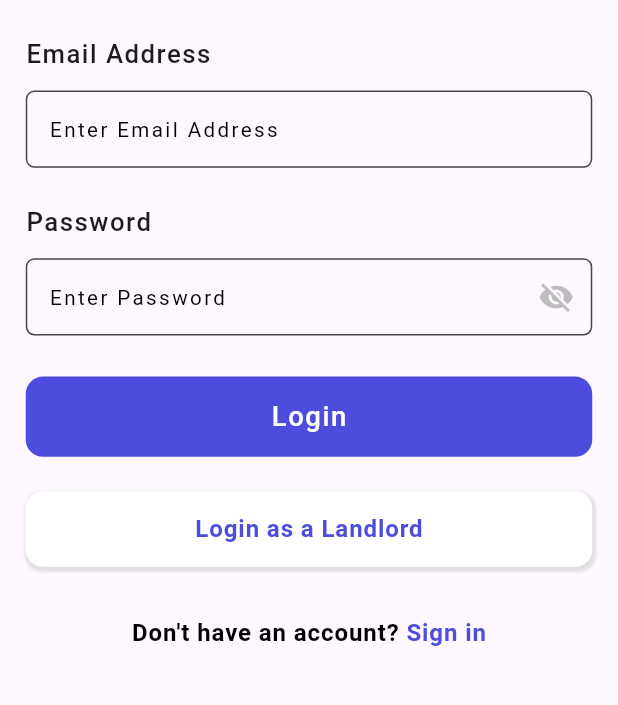
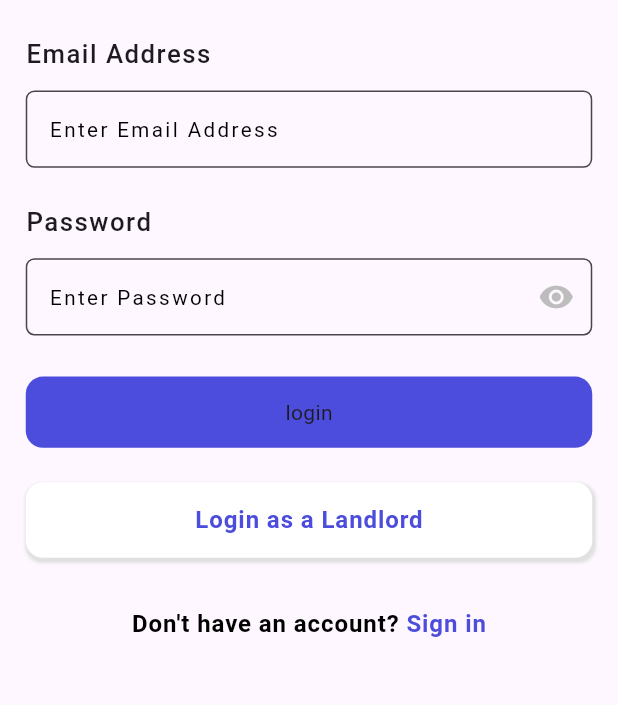
Before and after one commit to Milan39/rental_app, a Flutter app: the LoginScreen screen opened directly, on a phone screen of 412 x 824 dp, the part 206-911 px from its top. Run offline on Flutter 3.47's test engine with Material 3 defaults, Android fonts, the light colour scheme and no system bars; drawn by our look-alikes of flutter_form_builder; our stand-ins replace animated_bottom_navigation_bar, connectivity_plus, dio, equatable, flutter_bloc, flutter_dotenv and 10 more; accounts and stored records are empty; statements that could not run were skipped.

Commit message:
UI completed

```diff
--- /dev/null
+++ b/lib/auth/cubit/login_cubit.dart
@@ -0,0 +1,60 @@
+import 'package:dio/dio.dart';
+import 'package:flutter/widgets.dart';
+import 'package:flutter_bloc/flutter_bloc.dart';
+import 'package:flutter_form_builder/flutter_form_builder.dart';
+import 'package:ghar_bhada/core/storage/storage.dart';
+import 'login_state.dart';
+
+class LoginCubit extends Cubit<LoginState> {
+  final SecureStorage secureStorage;
+  // final AuthRepository authRepository;
+  final GlobalKey<FormBuilderState> formKey = GlobalKey<FormBuilderState>();
+
+  LoginCubit({
+    // required this.authRepository,
+    required this.secureStorage,
+  }) : super(const LoginState()) {
+    // checkAuthenticationStatus();
+  }
+
+  Future<void> authenticate() async {
+    if (formKey.currentState!.isValid) {
+      emit(state.copyWith(status: Status.authenticating));
+      // final loginPayload = LoginPayloadModel(
+      //   username: formKey.currentState!.value['email'],
+      //   password: formKey.currentState!.value['password'],
+      // );
+      try {
+        // final loginResponse = await authRepository.loginUser(loginPayload);
+        // // Save user
+        // await secureStorage.writeUser(UserEntity(
+        //   id: loginResponse.user.id,
+        //   fullName: loginResponse.user.fullName,
+        //   accessToken: loginResponse.access,
+        //   refreshToken: loginResponse.refresh,
+        //   avatar: loginResponse.user.avatar,
+        // ));
+        emit(state.copyWith(status: Status.authenticated));
+      } on DioException catch (e) {
+        formKey.currentState?.fields['password']?.invalidate(e.toString());
+        emit(state.copyWith(
+          status: Status.unauthenticated,
+          message: e.toString(),
+        ));
+      }
+    }
+  }
+
+// to check login status
+//   Future<void> checkAuthenticationStatus() async {
+//     final userEntity = await secureStorage.readUser();
+//     final bool isAuthenticated = userEntity != null;
+//     emit(state.copyWith(
+//         status:
+//             isAuthenticated ? Status.authenticated : Status.unauthenticated));
+//   }
+
+  void togglePasswordVisibility() {
+    emit(state.copyWith(hidePassword: !state.hidePassword));
+  }
+}
--- a/lib/auth/entities/auth_entity.dart
+++ b/lib/auth/entities/auth_entity.dart
@@ -1,4 +1,5 @@
 import 'package:freezed_annotation/freezed_annotation.dart';
+
 part 'auth_entity.freezed.dart';
 part 'auth_entity.g.dart';
 @freezed
--- a/lib/auth/login/screen/login_screen.dart
+++ /dev/null
@@ -1,232 +0,0 @@
-import 'package:flutter/cupertino.dart';
-import 'package:flutter/material.dart';
-import 'package:flutter_bloc/flutter_bloc.dart';
-import 'package:flutter_form_builder/flutter_form_builder.dart';
-import 'package:flutter_screenutil/flutter_screenutil.dart';
-import 'package:form_builder_validators/form_builder_validators.dart';
-import 'package:ghar_bhada/auth/login/cubit/login_cubit.dart';
-import 'package:ghar_bhada/auth/login/cubit/login_state.dart';
-import 'package:ghar_bhada/core/constant.dart';
-import 'package:ghar_bhada/core/material/field_decorations.dart';
-import 'package:go_router/go_router.dart';
-import 'package:google_fonts/google_fonts.dart';
-import 'package:logger/logger.dart';
-
-import '../../../injection_container.dart';
-
-var logger = Logger(
-  printer: PrettyPrinter(),
-);
-
-class LoginScreen extends StatelessWidget {
-  const LoginScreen({super.key});
-
-  @override
-  Widget build(BuildContext context) {
-    return BlocProvider(
-      create: (context) => sl<LoginCubit>(),
-      child: Scaffold(
-        body: SingleChildScrollView(
-          physics: const BouncingScrollPhysics(),
-          child: SafeArea(
-            child: BlocConsumer<LoginCubit, LoginState>(
-              listener: (context, state) async {
-                if (state.status == Status.authenticated) {
-                  context.pushNamed('home');
-                }
-              },
-              builder: (context, state) {
-                return Center(
-                  child: Column(
-                    children: [
-                      Image.asset(
-                        'assets/images/logo.png',
-                        height: 60.h,
-                      ),
-                      FormBuilder(
-                        key: context.read<LoginCubit>().formKey,
-                        child: Padding(
-                          padding: EdgeInsets.symmetric(
-                              horizontal: 15.r, vertical: 20.r),
-                          child: Column(
-                            crossAxisAlignment: CrossAxisAlignment.start,
-                            children: [
-                              Text(
-                                "Email Address",
-                                style: Theme.of(context)
-                                    .textTheme
-                                    .bodyLarge!
-                                    .copyWith(
-                                      fontWeight: FontWeight.w500,
-                                      letterSpacing: 1,
-                                      fontSize: 15.sp,
-                                    ),
-                              ),
-                              SizedBox(height: 5.h),
-                              FormBuilderTextField(
-                                name: 'email',
-                                autovalidateMode:
-                                    AutovalidateMode.onUserInteraction,
-                                keyboardType: TextInputType.emailAddress,
-                                style: Theme.of(context).textTheme.bodyLarge,
-                                cursorColor: kPrimaryRed,
-                                decoration: textFieldDecoration(
-                                  hintText: 'Enter Email Address',
-                                ),
-                                validator: FormBuilderValidators.compose(
-                                  [
-                                    // FormBuilderValidators.required(),
-                                    // FormBuilderValidators.email(),
-                                  ],
-                                ),
-                              ),
-                              SizedBox(height: 10.h),
-                              Text(
-                                "Password",
-                                style: Theme.of(context)
-                                    .textTheme
-                                    .bodyLarge!
-                                    .copyWith(
-                                      fontWeight: FontWeight.w500,
-                                      letterSpacing: 1,
-                                      fontSize: 15.sp,
-                                    ),
-                              ),
-                              SizedBox(height: 5.h),
-                              FormBuilderTextField(
-                                name: 'password',
-                                autovalidateMode:
-                                    AutovalidateMode.onUserInteraction,
-                                style: Theme.of(context).textTheme.bodyLarge,
-                                decoration: passwordFieldDecoration(
-                                  hintText: 'Enter Password',
-                                  suffixIcon: IconButton(
-                                    icon: Icon(
-                                      state.hidePassword
-                                          ? Icons.visibility_off
-                                          : Icons.visibility,
-                                      color: Colors.grey.shade400,
-                                    ),
-                                    onPressed: () {
-                                      context
-                                          .read<LoginCubit>()
-                                          .togglePasswordVisibility();
-                                    },
-                                  ),
-                                ),
-                                obscureText: state.hidePassword,
-                                validator: FormBuilderValidators.compose([
-                                  // FormBuilderValidators.required(),
-                                ]),
-                              ),
-                              SizedBox(height: 12.h),
-                              InkWell(
-                                onTap: () {
-                                  context.pushNamed('home');
-                                },
-                                child: Container(
-                                  width: double.infinity,
-                                  padding: EdgeInsets.all(12.r),
-                                  decoration: BoxDecoration(
-                                    color: kPrimaryPurple,
-                                    borderRadius: BorderRadius.circular(10.r),
-                                  ),
-                                  child: Center(child: loginButton(state)),
-                                ),
-                              ),
-                              SizedBox(height: 10.h),
-                              InkWell(
-                                onTap: () {
-                                  //   TODO
-                                },
-                                child: Container(
-                                  width: double.infinity,
-                                  padding: EdgeInsets.all(12.r),
-                                  decoration: BoxDecoration(
-                                    color: Colors.white,
-                                    borderRadius: BorderRadius.circular(10.r),
-                                    boxShadow: [
-                                      BoxShadow(
-                                        color: Colors.grey[300]!,
-                                        offset: const Offset(1, 2),
-                                        spreadRadius: 1,
-                                        blurRadius: 1,
-                                      )
-                                    ],
-                                  ),
-                                  child: Center(
-                                    child: Text(
-                                      "Login as a Landlord",
-                                      style: GoogleFonts.roboto(
-                                        fontWeight: FontWeight.w600,
-                                        letterSpacing: 0.6,
-                                        fontSize: 14.sp,
-                                        color: kPrimaryPurple,
-                                      ),
-                                    ),
-                                  ),
-                                ),
-                              ),
-                              SizedBox(height: 15.h),
-                              GestureDetector(
-                                onTap: () {
-                                  context.pushNamed('signup');
-                                },
-                                child: Center(
-                                  child: RichText(
-                                    text: TextSpan(
-                                      text: "Don't have an account? ",
-                                      style: GoogleFonts.roboto(
-                                        fontWeight: FontWeight.w600,
-                                        letterSpacing: 0.6,
-                                        fontSize: 14.sp,
-                                        color: Colors.black,
-                                      ),
-                                      children: [
-                                        TextSpan(
-                                          text: "Sign in",
-                                          style: GoogleFonts.roboto(
-                                            fontWeight: FontWeight.w600,
-                                            letterSpacing: 0.6,
-                                            fontSize: 14.sp,
-                                            color: kPrimaryPurple,
-                                          ),
-                                        ),
-                                      ],
-                                    ),
-                                  ),
-                                ),
-                              )
-                            ],
-                          ),
-                        ),
-                      )
-                    ],
-                  ),
-                );
-              },
-            ),
-          ),
-        ),
-      ),
-    );
-  }
-
-  Widget loginButton(state) {
-    if (state.status == Status.authenticating) {
-      return const CupertinoActivityIndicator(
-        radius: 12,
-        color: Colors.white,
-      );
-    }
-    return Text(
-      "Login",
-      style: GoogleFonts.roboto(
-        fontWeight: FontWeight.w500,
-        letterSpacing: 1,
-        fontSize: 16.sp,
-        color: Colors.white,
-      ),
-    );
-  }
-}
--- a/lib/auth/repository/auth_repository.dart
+++ b/lib/auth/repository/auth_repository.dart
@@ -1,17 +1,15 @@
-import 'package:ghar_bhada/auth/models/auth_model.dart';
-import 'package:ghar_bhada/core/dio/api_client.dart';
-
-class AuthRepository {
-  final ApiClient apiClient;
-
-  AuthRepository({required this.apiClient});
-
-  // Login
-  Future<LoginResponseModel> loginUser(
-      LoginPayloadModel loginPayloadModel) async {
-    final response = await apiClient.dio.post("v1/auth/organizer-staff/login",
-        data: loginPayloadModel.toJson());
-    return LoginResponseModel.fromJson(response.data);
-  }
-
-}
+// import 'package:ghar_bhada/auth/models/auth_model.dart';
+// import 'package:ghar_bhada/core/dio/api_client.dart';
+//
+// class AuthRepository {
+//   final ApiClient apiClient;
+//
+//   AuthRepository({required this.apiClient});
+//   Future<LoginResponseModel> loginUser(
+//       LoginPayloadModel loginPayloadModel) async {
+//     final response = await apiClient.dio.post("v1/auth/organizer-staff/login",
+//         data: loginPayloadModel.toJson());
+//     return LoginResponseModel.fromJson(response.data);
+//   }
+//
+// }
--- /dev/null
+++ b/lib/auth/screen/login_screen.dart
@@ -0,0 +1,210 @@
+import 'package:flutter/cupertino.dart';
+import 'package:flutter/material.dart';
+import 'package:flutter_bloc/flutter_bloc.dart';
+import 'package:flutter_form_builder/flutter_form_builder.dart';
+import 'package:flutter_screenutil/flutter_screenutil.dart';
+import 'package:form_builder_validators/form_builder_validators.dart';
+import 'package:ghar_bhada/auth/login/cubit/login_cubit.dart';
+import 'package:ghar_bhada/auth/login/cubit/login_state.dart';
+import 'package:ghar_bhada/core/constant.dart';
+import 'package:ghar_bhada/core/material/field_decorations.dart';
+import 'package:go_router/go_router.dart';
+import 'package:google_fonts/google_fonts.dart';
+import 'package:logger/logger.dart';
+
+var logger = Logger(
+  printer: PrettyPrinter(),
+);
+
+class LoginScreen extends StatelessWidget {
+  const LoginScreen({super.key});
+
+  @override
+  Widget build(BuildContext context) {
+    return Scaffold(
+      body: SingleChildScrollView(
+        physics: const BouncingScrollPhysics(),
+        child: SafeArea(
+            child: Center(
+          child: Column(
+            children: [
+              Image.asset(
+                'assets/images/logo.png',
+                height: 60.h,
+              ),
+              FormBuilder(
+                // key: context.read<LoginCubit>().formKey,
+                child: Padding(
+                  padding:
+                      EdgeInsets.symmetric(horizontal: 15.r, vertical: 20.r),
+                  child: Column(
+                    crossAxisAlignment: CrossAxisAlignment.start,
+                    children: [
+                      Text(
+                        "Email Address",
+                        style: Theme.of(context).textTheme.bodyLarge!.copyWith(
+                              fontWeight: FontWeight.w500,
+                              letterSpacing: 1,
+                              fontSize: 15.sp,
+                            ),
+                      ),
+                      SizedBox(height: 5.h),
+                      FormBuilderTextField(
+                        name: 'email',
+                        autovalidateMode: AutovalidateMode.onUserInteraction,
+                        keyboardType: TextInputType.emailAddress,
+                        style: Theme.of(context).textTheme.bodyLarge,
+                        cursorColor: kPrimaryRed,
+                        decoration: textFieldDecoration(
+                          hintText: 'Enter Email Address',
+                        ),
+                        validator: FormBuilderValidators.compose(
+                          [
+                            // FormBuilderValidators.required(),
+                            // FormBuilderValidators.email(),
+                          ],
+                        ),
+                      ),
+                      SizedBox(height: 10.h),
+                      Text(
+                        "Password",
+                        style: Theme.of(context).textTheme.bodyLarge!.copyWith(
+                              fontWeight: FontWeight.w500,
+                              letterSpacing: 1,
+                              fontSize: 15.sp,
+                            ),
+                      ),
+                      SizedBox(height: 5.h),
+                      FormBuilderTextField(
+                        name: 'password',
+                        autovalidateMode: AutovalidateMode.onUserInteraction,
+                        style: Theme.of(context).textTheme.bodyLarge,
+                        decoration: passwordFieldDecoration(
+                          hintText: 'Enter Password',
+                          suffixIcon: IconButton(
+                            icon: Icon(
+                              // state.hidePassword
+                              //     ? Icons.visibility_off
+                              //     :
+                              Icons.visibility,
+                              color: Colors.grey.shade400,
+                            ),
+                            onPressed: () {
+                              context
+                                  .read<LoginCubit>()
+                                  .togglePasswordVisibility();
+                            },
+                          ),
+                        ),
+                        // obscureText: state.hidePassword,
+                        validator: FormBuilderValidators.compose([
+                          // FormBuilderValidators.required(),
+                        ]),
+                      ),
+                      SizedBox(height: 12.h),
+                      InkWell(
+                        onTap: () {
+                          context.pushNamed('home');
+                        },
+                        child: Container(
+                          width: double.infinity,
+                          padding: EdgeInsets.all(12.r),
+                          decoration: BoxDecoration(
+                            color: kPrimaryPurple,
+                            borderRadius: BorderRadius.circular(10.r),
+                          ),
+                          child: Center(child: Text('login')),
+                        ),
+                      ),
+                      SizedBox(height: 10.h),
+                      InkWell(
+                        onTap: () {
+                          //   TODO
+                        },
+                        child: Container(
+                          width: double.infinity,
+                          padding: EdgeInsets.all(12.r),
+                          decoration: BoxDecoration(
+                            color: Colors.white,
+                            borderRadius: BorderRadius.circular(10.r),
+                            boxShadow: [
+                              BoxShadow(
+                                color: Colors.grey[300]!,
+                                offset: const Offset(1, 2),
+                                spreadRadius: 1,
+                                blurRadius: 1,
+                              )
+                            ],
+                          ),
+                          child: Center(
+                            child: Text(
+                              "Login as a Landlord",
+                              style: GoogleFonts.roboto(
+                                fontWeight: FontWeight.w600,
+                                letterSpacing: 0.6,
+                                fontSize: 14.sp,
+                                color: kPrimaryPurple,
+                              ),
+                            ),
+                          ),
+                        ),
+                      ),
+                      SizedBox(height: 15.h),
+                      GestureDetector(
+                        onTap: () {
+                          context.pushNamed('signup');
+                        },
+                        child: Center(
+                          child: RichText(
+                            text: TextSpan(
+                              text: "Don't have an account? ",
+                              style: GoogleFonts.roboto(
+                                fontWeight: FontWeight.w600,
+                                letterSpacing: 0.6,
+                                fontSize: 14.sp,
+                                color: Colors.black,
+                              ),
+                              children: [
+                                TextSpan(
+                                  text: "Sign in",
+                                  style: GoogleFonts.roboto(
+                                    fontWeight: FontWeight.w600,
+                                    letterSpacing: 0.6,
+                                    fontSize: 14.sp,
+                                    color: kPrimaryPurple,
+                                  ),
+                                ),
+                              ],
+                            ),
+                          ),
+                        ),
+                      )
+                    ],
+                  ),
+                ),
+              )
+            ],
+          ),
+        )),
+      ),
+    );
+  }
+
+  Widget loginButton(state) {
+    if (state.status == Status.authenticating) {
+      return const CupertinoActivityIndicator(
+        radius: 12,
+        color: Colors.white,
+      );
+    }
+    return Text(
+      "Login",
+      style: GoogleFonts.roboto(
+        fontWeight: FontWeight.w500,
+        letterSpacing: 1,
+        fontSize: 16.sp,
+        color: Colors.white,
+      ),
+    );
+  }
+}
--- a/lib/core/dio/connectivity_request_retrier.dart
+++ b/lib/core/dio/connectivity_request_retrier.dart
@@ -13,7 +13,7 @@ class DioConnectivityRequestRetrier {
 
   scheduleRequestRetry(DioException error, ErrorInterceptorHandler handler) {
     streamSubscription = connectivity.onConnectivityChanged.listen(
-          (connectivityResult) async {
+      (connectivityResult) async {
         if (connectivityResult != ConnectivityResult.none) {
           streamSubscription.cancel();
           try {
--- a/lib/main.dart
+++ b/lib/main.dart
@@ -26,11 +26,6 @@ class MyApp extends StatelessWidget {
         return MaterialApp.router(
           routerConfig: AppRoutes.router,
           debugShowCheckedModeBanner: false,
-          // theme: ThemeData(
-          //   brightness: Brightness.light,
-          //   appBarTheme: const AppBarTheme(backgroundColor: Colors.black54),
-          //   // scaffoldBackgroundColor: Colors.black54,
-          // ),
         );
       },
     );
```
Also changed, not shown: lib/auth/login/cubit/login_cubit.dart (deleted, +0 -65 lines), lib/auth/models/login_model.dart (renamed from lib/auth/models/auth_model.dart, +7 -23 lines), lib/core/dio/api_client.dart (+7 -6 lines), lib/core/dio/app_interceptor.dart (+33 -1 lines), lib/core/storage/storage.dart (+12 -12 lines), lib/injection_container.dart (+4 -4 lines), pubspec.yaml (+5 -3 lines), lib/auth/cubit/login_state.dart (renamed from lib/auth/login/cubit/login_state.dart), lib/auth/models/login_model.freezed.dart, lib/auth/models/login_model.g.dart, lib/auth/screen/sing_up.dart (renamed from lib/auth/login/screen/sing_up.dart), pubspec.lock, 6 other files.
